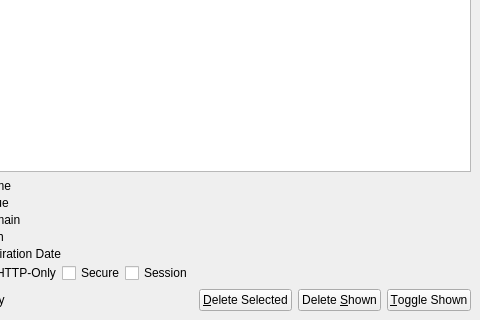
The window that 2.x/UI/dooble_cookies_window.ui (textbrowser/dooble) describes before a commit, drawn with Qt 5; both pictures show x 120 to 600 and y 95 to 415 of the 600 by 415 pixel window.
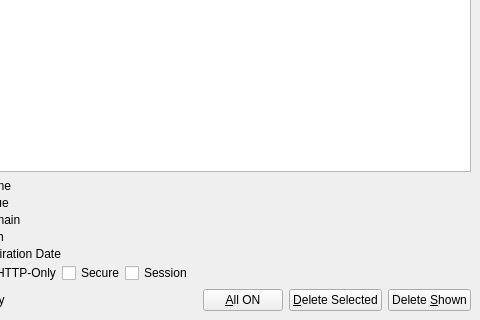
The same window after the commit. Icons and pictures are not drawn. Custom widgets are drawn as their Qt base class.

Diff of the .ui file:
```diff
--- a/2.x/UI/dooble_cookies_window.ui
+++ b/2.x/UI/dooble_cookies_window.ui
@@ -555,6 +555,13 @@
         </property>
        </spacer>
       </item>
+      <item>
+       <widget class="QPushButton" name="toggle_shown">
+        <property name="text">
+         <string>&amp;All ON</string>
+        </property>
+       </widget>
+      </item>
       <item>
        <widget class="QPushButton" name="delete_selected">
         <property name="text">
@@ -569,13 +576,6 @@
         </property>
        </widget>
       </item>
-      <item>
-       <widget class="QPushButton" name="toggle_shown">
-        <property name="text">
-         <string>&amp;Toggle Shown</string>
-        </property>
-       </widget>
-      </item>
      </layout>
     </item>
    </layout>
```
Left out of the diff: 1 changed line with no effect on the pictures.
